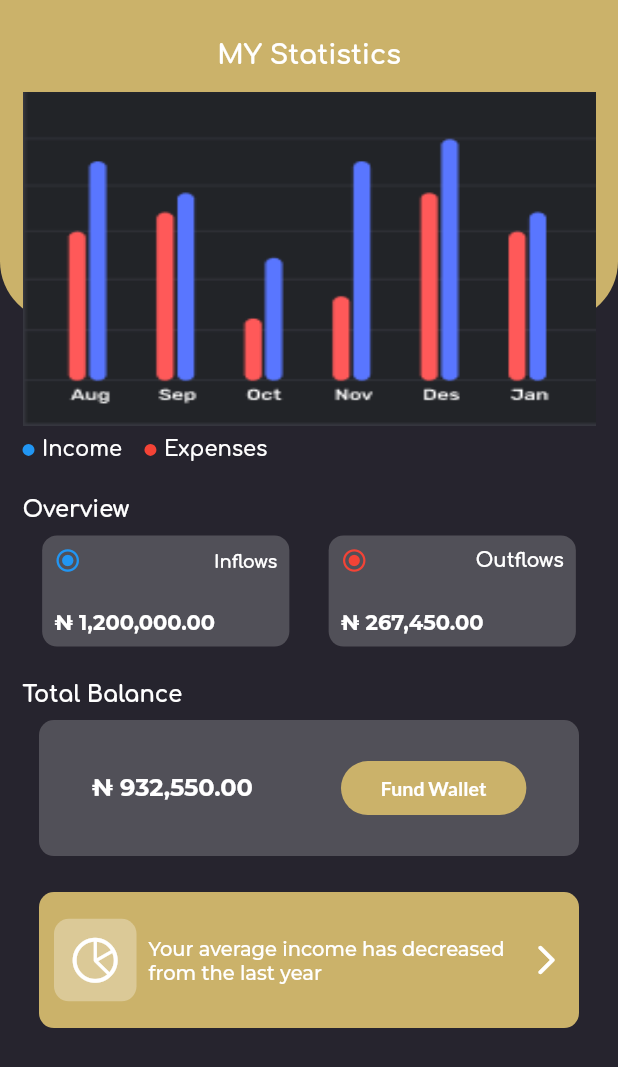
After one commit to laudaccurate/G4G-Wallet, a Flutter app: the MyStatistics screen opened directly, on a phone screen of 412 x 824 dp. The commit adds this screen. Shown: the top 1067 px of the screen. Run offline on Flutter 3.47's test engine with Material 2 defaults, Android fonts, the phone set to English and light mode, and no system bars; our stand-ins replace animated_text_kit, auto_size_text, awesome_dialog, bottom_navy_bar, connectivity_plus, device_info and 12 more; missing offline and left inert: flutter_full_pdf_viewer, fluttercontactpicker; accounts and stored records are empty; network calls fail; project files that could hold a hidden picture were left out.

Commit message:
statistics screen

```diff
--- a/lib/screens/settingsScreen.dart
+++ b/lib/screens/settingsScreen.dart
@@ -148,38 +148,38 @@ class SettingsScreenState extends State<SettingsScreen> {
                             },
                           ),
 
-                          SettingTile(
-                            label: 'Dark Mode',
-                            color: themeProvider.isLightTheme
-                                ? Colors.grey[800]
-                                : Colors.grey[400],
-                            icon: themeProvider.isLightTheme
-                                ? Icons.dark_mode
-                                : Icons.light_mode_rounded,
-                            trailing: Row(
-                              mainAxisSize: MainAxisSize.min,
-                              mainAxisAlignment: MainAxisAlignment.end,
-                              children: [
-                                Text(
-                                  !themeProvider.isLightTheme ? 'ON' : 'OFF',
-                                  style: TextStyle(
-                                    color: Colors.grey[300],
-                                    fontSize: 15.0,
-                                    fontWeight: FontWeight.w600,
-                                  ),
-                                ),
-                                SizedBox(width: 5.0),
-                                CupertinoSwitch(
-                                  activeColor: Constants.mainColor,
-                                  value: !themeProvider.isLightTheme,
-                                  onChanged: (state) async {
-                                    await themeProvider.toggleThemeData();
-                                  },
-                                )
-                              ],
-                            ),
-                            func: () {},
-                          ),
+                          // SettingTile(
+                          //   label: 'Dark Mode',
+                          //   color: themeProvider.isLightTheme
+                          //       ? Colors.grey[800]
+                          //       : Colors.grey[400],
+                          //   icon: themeProvider.isLightTheme
+                          //       ? Icons.dark_mode
+                          //       : Icons.light_mode_rounded,
+                          //   trailing: Row(
+                          //     mainAxisSize: MainAxisSize.min,
+                          //     mainAxisAlignment: MainAxisAlignment.end,
+                          //     children: [
+                          //       Text(
+                          //         !themeProvider.isLightTheme ? 'ON' : 'OFF',
+                          //         style: TextStyle(
+                          //           color: Colors.grey[300],
+                          //           fontSize: 15.0,
+                          //           fontWeight: FontWeight.w600,
+                          //         ),
+                          //       ),
+                          //       SizedBox(width: 5.0),
+                          //       CupertinoSwitch(
+                          //         activeColor: Constants.mainColor,
+                          //         value: !themeProvider.isLightTheme,
+                          //         onChanged: (state) async {
+                          //           await themeProvider.toggleThemeData();
+                          //         },
+                          //       )
+                          //     ],
+                          //   ),
+                          //   func: () {},
+                          // ),
 
                           // SettingTile(
                           //   label: 'Enquiry',
--- /dev/null
+++ b/lib/screens/statistics.dart
@@ -0,0 +1,289 @@
+// ignore_for_file: import_of_legacy_library_into_null_safe, prefer_const_constructors, prefer_const_literals_to_create_immutables
+
+import 'package:flutter/cupertino.dart';
+import 'package:flutter/material.dart';
+import 'package:gfg_wallet/provider/userProvider.dart';
+import 'package:gfg_wallet/utils/constants.dart';
+import 'package:gfg_wallet/utils/util.dart';
+import 'package:google_fonts/google_fonts.dart';
+import 'package:provider/provider.dart';
+
+class MyStatistics extends StatefulWidget {
+  const MyStatistics({Key? key}) : super(key: key);
+
+  @override
+  State<MyStatistics> createState() => _MyStatisticsState();
+}
+
+class _MyStatisticsState extends State<MyStatistics> {
+  @override
+  Widget build(BuildContext context) {
+    Size size = MediaQuery.of(context).size;
+    final user = Provider.of<UserProvider>(context);
+
+    return Scaffold(
+      body: SizedBox(
+        height: size.height,
+        child: Stack(children: [
+          Container(
+            padding: EdgeInsets.symmetric(horizontal: 10),
+            height: size.height * 0.26,
+            decoration: BoxDecoration(
+              borderRadius: BorderRadius.only(
+                bottomLeft: Radius.circular(40),
+                bottomRight: Radius.circular(40),
+              ),
+              color: Constants.mainColor,
+            ),
+          ),
+          Padding(
+            padding: const EdgeInsets.symmetric(vertical: 12.0, horizontal: 15),
+            child: ListView(children: [
+              Row(
+                mainAxisAlignment: MainAxisAlignment.center,
+                children: [
+                  SizedBox(height: size.height * 0.06),
+                  Text(
+                    'MY Statistics',
+                    style: GoogleFonts.comfortaa(
+                      color: Colors.white,
+                      fontSize: 18,
+                      fontWeight: FontWeight.bold,
+                    ),
+                  ),
+                ],
+              ),
+              Container(
+                height: size.height * 0.27,
+                // width: size.width,
+                decoration: BoxDecoration(
+                    image: DecorationImage(
+                  image: AssetImage("assets/images/chart.png"),
+                  fit: BoxFit.fill,
+                )),
+              ),
+              SizedBox(height: 8),
+              Row(
+                children: [
+                  Container(
+                    height: 8,
+                    width: 8,
+                    decoration: BoxDecoration(
+                        shape: BoxShape.circle, color: Colors.blue),
+                  ),
+                  SizedBox(width: 5),
+                  Text(
+                    'Income',
+                    style: GoogleFonts.comfortaa(
+                      color: Colors.white,
+                      fontWeight: FontWeight.w600,
+                    ),
+                  ),
+                  SizedBox(width: 15),
+                  Container(
+                    height: 8,
+                    width: 8,
+                    decoration: BoxDecoration(
+                        shape: BoxShape.circle, color: Colors.red),
+                  ),
+                  SizedBox(width: 5),
+                  Text(
+                    'Expenses',
+                    style: GoogleFonts.comfortaa(
+                      color: Colors.white,
+                      fontWeight: FontWeight.w600,
+                    ),
+                  )
+                ],
+              ),
+              SizedBox(height: 24),
+              Text(
+                'Overview',
+                style: GoogleFonts.comfortaa(
+                  fontSize: 15,
+                  fontWeight: FontWeight.bold,
+                ),
+              ),
+              SizedBox(height: 8),
+              Row(
+                mainAxisAlignment: MainAxisAlignment.spaceAround,
+                children: [
+                  Container(
+                    height: size.height * 0.09,
+                    width: size.width * 0.4,
+                    padding: EdgeInsets.all(8),
+                    decoration: BoxDecoration(
+                      color: Colors.white.withOpacity(0.2),
+                      borderRadius: BorderRadius.circular(10),
+                    ),
+                    child: Column(
+                        mainAxisAlignment: MainAxisAlignment.spaceBetween,
+                        crossAxisAlignment: CrossAxisAlignment.start,
+                        children: [
+                          Row(
+                            mainAxisAlignment: MainAxisAlignment.spaceBetween,
+                            children: [
+                              Icon(
+                                Icons.radio_button_checked_rounded,
+                                color: Colors.blue,
+                                size: 18,
+                              ),
+                              SizedBox(width: 5),
+                              Text(
+                                'Inflows',
+                                style: GoogleFonts.comfortaa(
+                                    color: Colors.white,
+                                    fontSize: 12,
+                                    fontWeight: FontWeight.w700),
+                              )
+                            ],
+                          ),
+                          Text(
+                            '₦ ${Utilities.formatAmounts("1200000")} ',
+                            style: GoogleFonts.montserrat(
+                              fontWeight: FontWeight.bold,
+                              fontSize: 14,
+                            ),
+                          )
+                        ]),
+                  ),
+                  Container(
+                    height: size.height * 0.09,
+                    width: size.width * 0.4,
+                    padding: EdgeInsets.all(8),
+                    decoration: BoxDecoration(
+                      color: Colors.white.withOpacity(0.2),
+                      borderRadius: BorderRadius.circular(10),
+                    ),
+                    child: Column(
+                        mainAxisAlignment: MainAxisAlignment.spaceBetween,
+                        crossAxisAlignment: CrossAxisAlignment.start,
+                        children: [
+                          Row(
+                            mainAxisAlignment: MainAxisAlignment.spaceBetween,
+                            children: [
+                              Icon(
+                                Icons.radio_button_checked_rounded,
+                                color: Colors.red,
+                                size: 18,
+                              ),
+                              SizedBox(width: 5),
+                              Text(
+                                'Outflows',
+                                style: GoogleFonts.comfortaa(
+                                    color: Colors.white,
+                                    fontSize: 13,
+                                    fontWeight: FontWeight.w700),
+                              )
+                            ],
+                          ),
+                          Text(
+                            '₦ ${Utilities.formatAmounts("267450")} ',
+                            style: GoogleFonts.montserrat(
+                              fontWeight: FontWeight.bold,
+                              fontSize: 14,
+                            ),
+                          )
+                        ]),
+                  )
+                ],
+              ),
+              SizedBox(height: 24),
+              Text(
+                'Total Balance',
+                style: GoogleFonts.comfortaa(
+                  fontSize: 15,
+                  fontWeight: FontWeight.bold,
+                ),
+              ),
+              SizedBox(height: 8),
+              Container(
+                margin: EdgeInsets.symmetric(horizontal: 11),
+                height: size.height * 0.11,
+                // width: size.width * 0.86,
+                padding: EdgeInsets.all(8),
+                decoration: BoxDecoration(
+                  color: Colors.white.withOpacity(0.2),
+                  borderRadius: BorderRadius.circular(10),
+                ),
+                child: Row(
+                    mainAxisAlignment: MainAxisAlignment.spaceAround,
+                    children: [
+                      Text(
+                        '₦ ${Utilities.formatAmounts("932550")} ',
+                        style: GoogleFonts.montserrat(
+                          fontWeight: FontWeight.bold,
+                          fontSize: 16,
+                        ),
+                      ),
+                      Container(
+                        padding: EdgeInsets.all(10),
+                        width: size.width * 0.3,
+                        decoration: BoxDecoration(
+                          color: Constants.mainColor,
+                          borderRadius: BorderRadius.circular(25),
+                        ),
+                        child: Row(
+                          mainAxisAlignment: MainAxisAlignment.center,
+                          children: [
+                            Text(
+                              'Fund Wallet',
+                              style: GoogleFonts.lato(
+                                fontSize: 13,
+                                fontWeight: FontWeight.w700,
+                              ),
+                            ),
+                          ],
+                        ),
+                      )
+                    ]),
+              ),
+              SizedBox(height: 24),
+              Container(
+                margin: EdgeInsets.symmetric(horizontal: 11),
+                height: size.height * 0.11,
+                // width: size.width * 0.86,
+                padding: EdgeInsets.all(10),
+                decoration: BoxDecoration(
+                  color: Constants.mainColor,
+                  borderRadius: BorderRadius.circular(10),
+                ),
+                child: Row(
+                    mainAxisAlignment: MainAxisAlignment.spaceBetween,
+                    children: [
+                      Container(
+                        padding: EdgeInsets.all(10),
+                        // height: size.height * 0.6,
+                        decoration: BoxDecoration(
+                          color: Colors.white.withOpacity(0.3),
+                          borderRadius: BorderRadius.circular(10),
+                        ),
+                        child: Icon(
+                          CupertinoIcons.chart_pie,
+                          size: 35,
+                        ),
+                      ),
+                      SizedBox(width: 8),
+                      Expanded(
+                        child: Text(
+                          'Your average income has decreased from the last year',
+                          // textAlign: TextAlign.center,
+                          style: GoogleFonts.montserrat(
+                            fontWeight: FontWeight.w500,
+                            fontSize: 13,
+                          ),
+                        ),
+                      ),
+                      SizedBox(width: 6),
+                      Icon(
+                        Icons.arrow_forward_ios_rounded,
+                      ),
+                    ]),
+              )
+            ]),
+          ),
+        ]),
+      ),
+    );
+  }
+}
```
